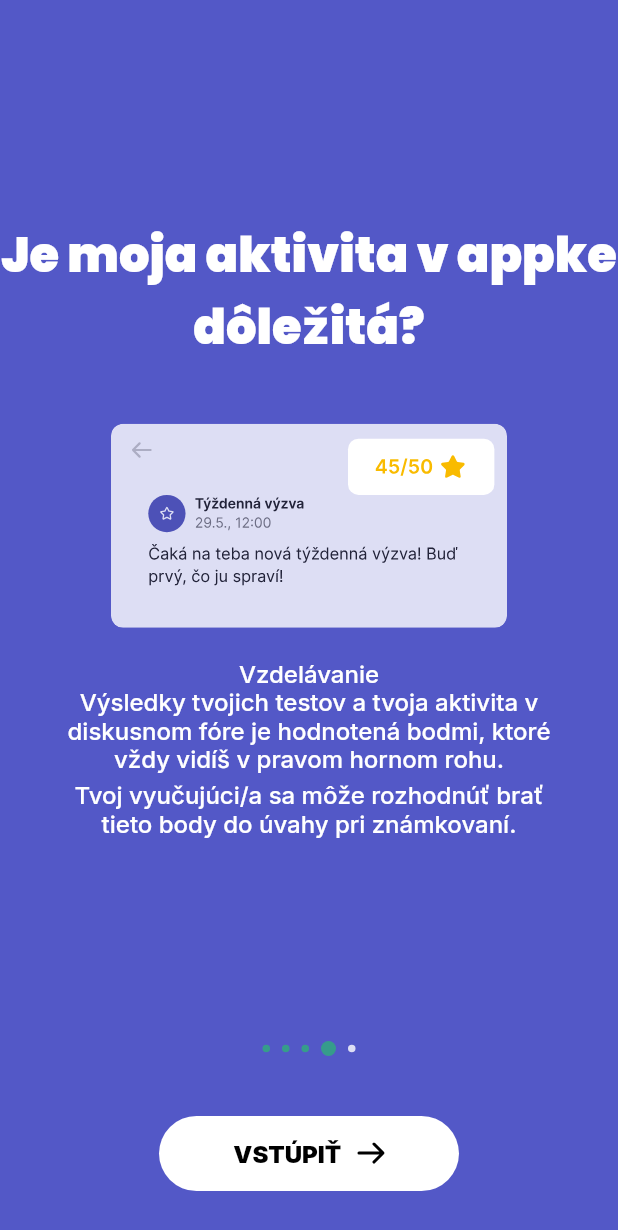
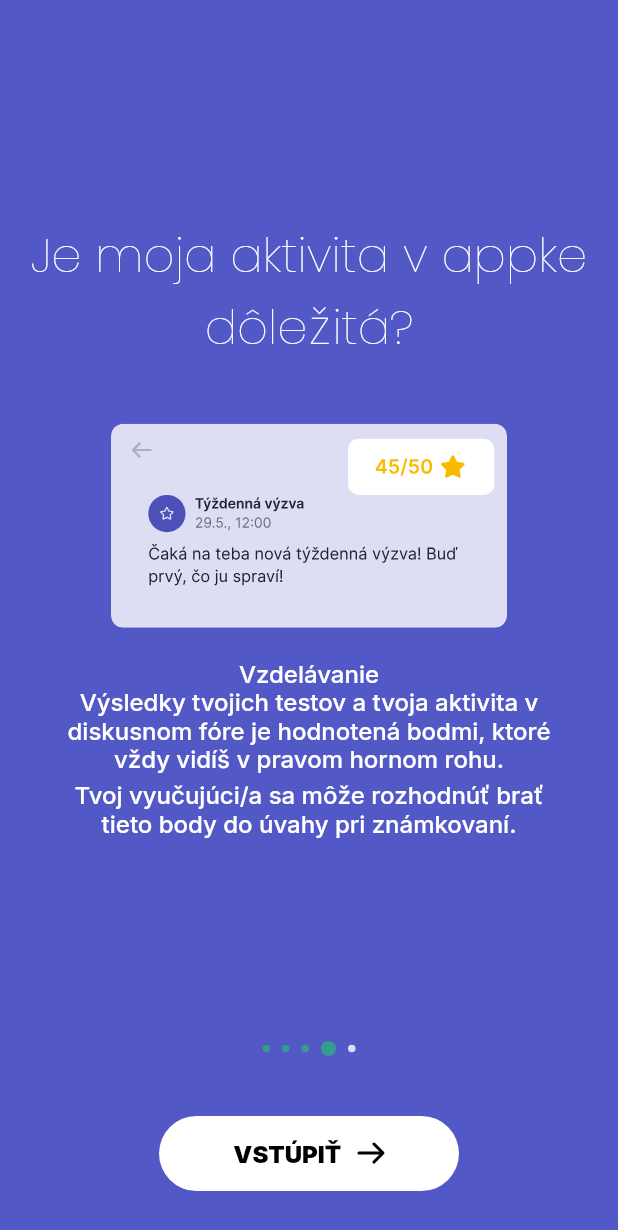
Before and after one commit to intension-software/infomentor, a Flutter app: the screen it shows once a user with an empty profile is signed in, swiped to page 4, on a phone screen of 412 x 824 dp. Shown: the top 1230 px of the screen. Run offline on Flutter 3.47's test engine with Material 2 defaults, Android fonts, the phone set to English and light mode, and no system bars; our stand-ins replace cloud_firestore, cloud_functions, dropdown_button2, file_picker, firebase_auth, firebase_core and 4 more; missing offline and left inert: dart:ui_web, g_recaptcha_v3; accounts and stored records are empty; project files that could hold a hidden picture were left out.

Commit message:
fixed fonts and appbar in tests

```diff
--- a/lib/main.dart
+++ b/lib/main.dart
@@ -4,9 +4,9 @@ import 'package:infomentor/screens/Login.dart';
 import 'package:infomentor/screens/Tutorial.dart';
 import 'package:firebase_auth/firebase_auth.dart';
 import 'package:infomentor/Colors.dart';
-import 'package:google_fonts/google_fonts.dart';
 import 'package:flutter_dotenv/flutter_dotenv.dart';
 import 'dart:ui_web' as ui;
+import 'package:google_fonts/google_fonts.dart';
 
 void main() async {
   ui.bootstrapEngine();
@@ -56,12 +56,13 @@ class MainApp extends StatelessWidget {
           error: AppColors.getColor('red').main,
         ),
 
+        fontFamily: GoogleFonts.inter().fontFamily,
+
         // Define the default font family.
-        fontFamily: GoogleFonts.inter().fontFamily,
 
         // text styling for headlines, titles, bodies of text, and more.
         textTheme: TextTheme(
-          displayLarge: TextStyle(fontSize: 32, fontFamily: 'Poppins', fontWeight: FontWeight.w900),
+          displayLarge: TextStyle(fontSize: 32, fontFamily: GoogleFonts.poppins(fontWeight: FontWeight.w700).fontFamily),
           displayMedium: TextStyle(fontSize: 20, fontWeight: FontWeight.w900),
           displaySmall: TextStyle(fontSize: 16, fontWeight: FontWeight.w900),
 
@@ -69,9 +70,9 @@ class MainApp extends StatelessWidget {
           titleMedium: TextStyle(fontSize: 14, fontWeight: FontWeight.w900),
           titleSmall: TextStyle(fontSize: 12, fontWeight: FontWeight.w900),
 
-          headlineLarge: TextStyle(fontSize: 24, fontFamily: 'Poppins', fontWeight: FontWeight.w700 ),
-          headlineMedium: TextStyle(fontSize: 20, fontFamily: 'Poppins', fontWeight: FontWeight.w700),
-          headlineSmall: TextStyle(fontSize: 16, fontFamily: 'Poppins', fontWeight: FontWeight.w700),
+          headlineLarge: TextStyle(fontSize: 24, fontFamily: GoogleFonts.poppins(fontWeight: FontWeight.w700).fontFamily),
+          headlineMedium: TextStyle(fontSize: 20, fontFamily: GoogleFonts.poppins(fontWeight: FontWeight.w700).fontFamily),
+          headlineSmall: TextStyle(fontSize: 16, fontFamily: GoogleFonts.poppins(fontWeight: FontWeight.w700).fontFamily),
 
           labelLarge: TextStyle(fontSize: 16, fontWeight: FontWeight.w900),
           labelMedium: TextStyle(fontSize: 14, fontWeight: FontWeight.w900),
--- a/lib/screens/Home.dart
+++ b/lib/screens/Home.dart
@@ -20,7 +20,6 @@ import 'package:infomentor/widgets/DesktopAppBar.dart';
 import 'package:infomentor/widgets/MobileBottomNavigation.dart';
 import 'package:infomentor/widgets/TeacherMobileAppBar.dart';
 import 'package:flutter_svg/flutter_svg.dart';
-import 'package:google_fonts/google_fonts.dart';
 
 
 
@@ -57,7 +56,6 @@ class _HomeState extends State<Home> {
     super.initState();
     fetchUserData(); // Fetch the user data when the app starts
     fetchCapitolsData();
-    debugPrint(GoogleFonts.poppins().fontFamily);
 
   }
 
--- a/lib/screens/Login.dart
+++ b/lib/screens/Login.dart
@@ -4,7 +4,6 @@ import 'package:infomentor/widgets/ReWidgets.dart';
 import 'package:infomentor/backend/auth.dart';
 import 'package:flutter_svg/flutter_svg.dart';
 import 'package:g_recaptcha_v3/g_recaptcha_v3.dart';
-import 'package:google_fonts/google_fonts.dart';
 
 class Login extends StatefulWidget {
   const Login({Key? key}) : super(key: key);
@@ -161,7 +160,7 @@ class _LoginState extends State<Login> {
                                 .textTheme
                                 .displayLarge!
                                 .copyWith(
-                                  fontWeight: FontWeight.w800,
+                                  fontWeight: FontWeight.bold,
                                   color: Theme.of(context).colorScheme.onPrimary,
 
                                 ),
--- a/lib/screens/Tutorial.dart
+++ b/lib/screens/Tutorial.dart
@@ -50,7 +50,7 @@ class _TutorialState extends State<Tutorial> {
             textAlign: TextAlign.center,
             style: Theme.of(context)
                 .textTheme
-                .bodyLarge!
+                .headlineSmall!
                 .copyWith(
                   color: Theme.of(context).colorScheme.onPrimary,
                 ),
@@ -116,7 +116,7 @@ class _TutorialState extends State<Tutorial> {
             'Diskusné fórum',
             style: Theme.of(context)
                 .textTheme
-                .bodyLarge!
+                .headlineSmall!
                 .copyWith(
                   color: Theme.of(context).colorScheme.onPrimary,
                 ),
@@ -182,7 +182,7 @@ class _TutorialState extends State<Tutorial> {
             'Vzdelávanie',
             style: Theme.of(context)
                 .textTheme
-                .bodyLarge!
+                .headlineSmall!
                 .copyWith(
                   color: Theme.of(context).colorScheme.onPrimary,
                 ),
```
Also changed, not shown: lib/screens/Test.dart (+14 -9 lines), pubspec.yaml (+0 -8 lines), fonts/Poppins-Bold.ttf (deleted), fonts/Poppins-ExtraBold.ttf (deleted), 1 other file.
